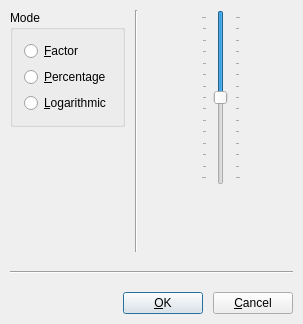
Old version of the form plugins/volume/VolumeDlg.ui in the repository KDE/kwave.
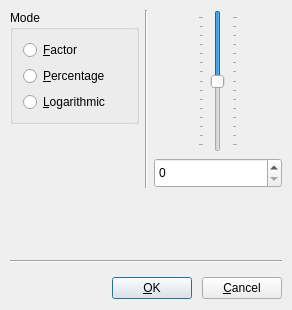
New version of the form. Custom widgets are drawn as their Qt base class.

Commit message:
volume plugin: show a little 'preview' for guessing the level
svn-id: https://kwave.svn.sourceforge.net/svnroot/kwave/trunk@2338 bbf32e5a-961d-0410-9e10-91f32741c31e

Diff of the .ui file:
```diff
--- a/plugins/volume/VolumeDlg.ui
+++ b/plugins/volume/VolumeDlg.ui
@@ -1,134 +1,40 @@
 <ui version="4.0" >
  <author>Thomas Eschenbacher &lt;Thomas.Eschenbacher@gmx.de></author>
  <class>VolumeDlg</class>
- <widget class="QDialog" name="VolumeDlg" >
-  <property name="geometry" >
+ <widget class="QDialog" name="VolumeDlg">
+  <property name="windowModality">
+   <enum>Qt::ApplicationModal</enum>
+  </property>
+  <property name="geometry">
    <rect>
     <x>0</x>
     <y>0</y>
-    <width>303</width>
-    <height>324</height>
+    <width>292</width>
+    <height>310</height>
    </rect>
   </property>
-  <property name="sizePolicy" >
-   <sizepolicy vsizetype="Preferred" hsizetype="Fixed" >
-    <horstretch>0</horstretch>
-    <verstretch>0</verstretch>
-   </sizepolicy>
-  </property>
-  <property name="windowTitle" >
+  <property name="windowTitle">
    <string>Volume</string>
   </property>
-  <property name="sizeGripEnabled" >
-   <bool>false</bool>
-  </property>
-  <layout class="QGridLayout" >
-   <property name="leftMargin" >
+  <layout class="QGridLayout" name="gridLayout">
+   <property name="leftMargin">
     <number>10</number>
    </property>
-   <property name="topMargin" >
+   <property name="topMargin">
     <number>10</number>
    </property>
-   <property name="rightMargin" >
+   <property name="rightMargin">
     <number>10</number>
    </property>
-   <property name="bottomMargin" >
-    <number>10</number>
-   </property>
-   <property name="horizontalSpacing" >
-    <number>10</number>
-   </property>
-   <property name="verticalSpacing" >
-    <number>10</number>
-   </property>
-   <item row="3" column="0" colspan="3" >
-    <widget class="Line" name="Line1" >
-     <property name="minimumSize" >
-      <size>
-       <width>0</width>
-       <height>20</height>
-      </size>
-     </property>
-     <property name="frameShape" >
-      <enum>QFrame::HLine</enum>
-     </property>
-     <property name="frameShadow" >
-      <enum>QFrame::Sunken</enum>
-     </property>
-    </widget>
-   </item>
-   <item row="4" column="0" colspan="3" >
-    <layout class="QHBoxLayout" >
-     <property name="spacing" >
-      <number>10</number>
-     </property>
-     <property name="leftMargin" >
-      <number>0</number>
-     </property>
-     <property name="topMargin" >
-      <number>0</number>
-     </property>
-     <property name="rightMargin" >
-      <number>0</number>
-     </property>
-     <property name="bottomMargin" >
-      <number>0</number>
-     </property>
+   <item row="0" column="0">
+    <layout class="QVBoxLayout" name="verticalLayout_2">
+     <property name="sizeConstraint">
+      <enum>QLayout::SetMinimumSize</enum>
+     </property>
      <item>
-      <spacer>
-       <property name="orientation" >
-        <enum>Qt::Horizontal</enum>
-       </property>
-       <property name="sizeType" >
-        <enum>QSizePolicy::Expanding</enum>
-       </property>
-       <property name="sizeHint" >
-        <size>
-         <width>81</width>
-         <height>0</height>
-        </size>
-       </property>
-      </spacer>
-     </item>
-     <item>
-      <widget class="QPushButton" name="btOK" >
-       <property name="text" >
-        <string>&amp;OK</string>
-       </property>
-       <property name="default" >
-        <bool>true</bool>
-       </property>
-      </widget>
-     </item>
-     <item>
-      <widget class="QPushButton" name="btCancel" >
-       <property name="text" >
-        <string>&amp;Cancel</string>
-       </property>
-      </widget>
-     </item>
-    </layout>
-   </item>
-   <item rowspan="2" row="1" column="0" >
-    <spacer>
-     <property name="orientation" >
-      <enum>Qt::Vertical</enum>
-     </property>
-     <property name="sizeType" >
-      <enum>QSizePolicy::Expanding</enum>
-     </property>
-     <property name="sizeHint" >
-      <size>
-       <width>0</width>
-       <height>92</height>
-      </size>
-     </property>
-    </spacer>
-   </item>
-   <item row="0" column="0" >
-    <widget class="QGroupBox" name="ButtonGroup1" >
-     <property name="sizePolicy" >
-      <sizepolicy vsizetype="Fixed" hsizetype="Fixed" >
+      <widget class="QGroupBox" name="ButtonGroup1">
+       <property name="sizePolicy">
+        <sizepolicy hsizetype="MinimumExpanding" vsizetype="Minimum">
        <horstretch>0</horstretch>
        <verstretch>0</verstretch>
       </sizepolicy>
@@ -136,26 +42,20 @@
      <property name="title" >
       <string>Mode</string>
      </property>
-     <layout class="QVBoxLayout" >
-      <property name="spacing" >
-       <number>6</number>
-      </property>
-      <property name="leftMargin" >
-       <number>11</number>
-      </property>
-      <property name="topMargin" >
-       <number>11</number>
-      </property>
-      <property name="rightMargin" >
-       <number>11</number>
-      </property>
-      <property name="bottomMargin" >
-       <number>11</number>
+       <layout class="QVBoxLayout" name="verticalLayout">
+        <property name="leftMargin">
+         <number>10</number>
+        </property>
+        <property name="topMargin">
+         <number>10</number>
+        </property>
+        <property name="rightMargin">
+         <number>10</number>
       </property>
       <item>
-       <widget class="QRadioButton" name="rbFactor" >
-        <property name="sizePolicy" >
-         <sizepolicy vsizetype="Fixed" hsizetype="Fixed" >
+         <widget class="QRadioButton" name="rbFactor">
+          <property name="sizePolicy">
+           <sizepolicy hsizetype="MinimumExpanding" vsizetype="Preferred">
           <horstretch>0</horstretch>
           <verstretch>0</verstretch>
          </sizepolicy>
@@ -173,9 +73,9 @@
        </widget>
       </item>
       <item>
-       <widget class="QRadioButton" name="rbPercentage" >
-        <property name="sizePolicy" >
-         <sizepolicy vsizetype="Fixed" hsizetype="Fixed" >
+         <widget class="QRadioButton" name="rbPercentage">
+          <property name="sizePolicy">
+           <sizepolicy hsizetype="MinimumExpanding" vsizetype="Preferred">
           <horstretch>0</horstretch>
           <verstretch>0</verstretch>
          </sizepolicy>
@@ -193,9 +93,9 @@
        </widget>
       </item>
       <item>
-       <widget class="QRadioButton" name="rbLogarithmic" >
-        <property name="sizePolicy" >
-         <sizepolicy vsizetype="Fixed" hsizetype="Fixed" >
+         <widget class="QRadioButton" name="rbLogarithmic">
+          <property name="sizePolicy">
+           <sizepolicy hsizetype="MinimumExpanding" vsizetype="Preferred">
           <horstretch>0</horstretch>
           <verstretch>0</verstretch>
          </sizepolicy>
@@ -218,15 +118,45 @@
      </layout>
     </widget>
    </item>
-   <item rowspan="3" row="0" column="1" >
-    <widget class="Line" name="Line1_2" >
-     <property name="minimumSize" >
+     <item>
+      <spacer name="spacer">
+       <property name="orientation">
+        <enum>Qt::Vertical</enum>
+       </property>
+       <property name="sizeType">
+        <enum>QSizePolicy::Expanding</enum>
+       </property>
+       <property name="sizeHint" stdset="0">
+        <size>
+         <width>20</width>
+         <height>40</height>
+        </size>
+       </property>
+      </spacer>
+     </item>
+    </layout>
+   </item>
+   <item row="0" column="1">
+    <widget class="Line" name="Line1_2">
+     <property name="sizePolicy">
+      <sizepolicy hsizetype="Fixed" vsizetype="MinimumExpanding">
+       <horstretch>0</horstretch>
+       <verstretch>0</verstretch>
+      </sizepolicy>
+     </property>
+     <property name="minimumSize">
       <size>
        <width>0</width>
        <height>20</height>
       </size>
      </property>
-     <property name="frameShape" >
+     <property name="maximumSize">
+      <size>
+       <width>100</width>
+       <height>500</height>
+      </size>
+     </property>
+     <property name="frameShape">
       <enum>QFrame::VLine</enum>
      </property>
      <property name="frameShadow" >
@@ -234,21 +164,14 @@
      </property>
     </widget>
    </item>
-   <item rowspan="2" row="0" column="2" >
-    <layout class="QHBoxLayout" >
-     <property name="spacing" >
+   <item row="0" column="2">
+    <layout class="QVBoxLayout" name="verticalLayout_3" stretch="5,5">
+     <item>
+      <layout class="QHBoxLayout" stretch="100,100,100">
+       <property name="spacing">
       <number>10</number>
      </property>
-     <property name="leftMargin" >
-      <number>0</number>
-     </property>
-     <property name="topMargin" >
-      <number>0</number>
-     </property>
-     <property name="rightMargin" >
-      <number>0</number>
-     </property>
-     <property name="bottomMargin" >
+       <property name="margin">
       <number>0</number>
      </property>
      <item>
@@ -256,10 +179,10 @@
        <property name="orientation" >
         <enum>Qt::Horizontal</enum>
        </property>
-       <property name="sizeType" >
+         <property name="sizeType">
         <enum>QSizePolicy::MinimumExpanding</enum>
        </property>
-       <property name="sizeHint" >
+         <property name="sizeHint" stdset="0">
         <size>
          <width>10</width>
          <height>20</height>
@@ -268,14 +191,14 @@
       </spacer>
      </item>
      <item>
-      <widget class="QSlider" name="slider" >
-       <property name="sizePolicy" >
-        <sizepolicy vsizetype="MinimumExpanding" hsizetype="Fixed" >
+        <widget class="QSlider" name="slider">
+         <property name="sizePolicy">
+          <sizepolicy hsizetype="Fixed" vsizetype="Expanding">
          <horstretch>0</horstretch>
-         <verstretch>0</verstretch>
-        </sizepolicy>
-       </property>
-       <property name="minimumSize" >
+           <verstretch>100</verstretch>
+          </sizepolicy>
+         </property>
+         <property name="minimumSize">
         <size>
          <width>40</width>
          <height>100</height>
@@ -312,13 +235,13 @@
      </item>
      <item>
       <spacer>
-       <property name="orientation" >
+         <property name="orientation">
         <enum>Qt::Horizontal</enum>
        </property>
-       <property name="sizeType" >
+         <property name="sizeType">
         <enum>QSizePolicy::MinimumExpanding</enum>
        </property>
-       <property name="sizeHint" >
+         <property name="sizeHint" stdset="0">
         <size>
          <width>10</width>
          <height>20</height>
@@ -328,22 +251,133 @@
      </item>
     </layout>
    </item>
-   <item row="2" column="2" >
-    <widget class="InvertableSpinBox" native="1" name="spinbox" >
-     <property name="toolTip" >
+     <item>
+      <widget class="InvertableSpinBox" name="spinbox">
+       <property name="sizePolicy">
+        <sizepolicy hsizetype="MinimumExpanding" vsizetype="Fixed">
+         <horstretch>0</horstretch>
+         <verstretch>0</verstretch>
+        </sizepolicy>
+       </property>
+       <property name="minimumSize">
+        <size>
+         <width>40</width>
+         <height>30</height>
+        </size>
+       </property>
+       <property name="toolTip">
       <string>Volume</string>
      </property>
     </widget>
    </item>
   </layout>
- </widget>
- <layoutdefault spacing="10" margin="10" />
+   </item>
+   <item row="1" column="0" colspan="3">
+    <widget class="ImageView" name="preview" native="true">
+     <property name="sizePolicy">
+      <sizepolicy hsizetype="MinimumExpanding" vsizetype="Fixed">
+       <horstretch>0</horstretch>
+       <verstretch>0</verstretch>
+      </sizepolicy>
+     </property>
+     <property name="minimumSize">
+      <size>
+       <width>0</width>
+       <height>51</height>
+      </size>
+     </property>
+    </widget>
+   </item>
+   <item row="2" column="0" colspan="3">
+    <widget class="Line" name="Line1">
+     <property name="sizePolicy">
+      <sizepolicy hsizetype="MinimumExpanding" vsizetype="Fixed">
+       <horstretch>0</horstretch>
+       <verstretch>0</verstretch>
+      </sizepolicy>
+     </property>
+     <property name="minimumSize">
+      <size>
+       <width>0</width>
+       <height>20</height>
+      </size>
+     </property>
+     <property name="frameShape">
+      <enum>QFrame::HLine</enum>
+     </property>
+     <property name="frameShadow">
+      <enum>QFrame::Sunken</enum>
+     </property>
+    </widget>
+   </item>
+   <item row="3" column="0" colspan="3">
+    <layout class="QHBoxLayout" name="_2">
+     <property name="spacing">
+      <number>10</number>
+     </property>
+     <property name="margin">
+      <number>0</number>
+     </property>
+     <item>
+      <spacer>
+       <property name="orientation">
+        <enum>Qt::Horizontal</enum>
+       </property>
+       <property name="sizeType">
+        <enum>QSizePolicy::Expanding</enum>
+       </property>
+       <property name="sizeHint" stdset="0">
+        <size>
+         <width>100</width>
+         <height>0</height>
+        </size>
+       </property>
+      </spacer>
+     </item>
+     <item>
+      <widget class="QPushButton" name="btOK">
+       <property name="sizePolicy">
+        <sizepolicy hsizetype="Preferred" vsizetype="Preferred">
+         <horstretch>0</horstretch>
+         <verstretch>0</verstretch>
+        </sizepolicy>
+       </property>
+       <property name="text">
+        <string>&amp;OK</string>
+       </property>
+       <property name="default">
+        <bool>true</bool>
+       </property>
+      </widget>
+     </item>
+     <item>
+      <widget class="QPushButton" name="btCancel">
+       <property name="sizePolicy">
+        <sizepolicy hsizetype="Preferred" vsizetype="Preferred">
+         <horstretch>0</horstretch>
+         <verstretch>0</verstretch>
+        </sizepolicy>
+       </property>
+       <property name="text">
+        <string>&amp;Cancel</string>
+       </property>
+      </widget>
+     </item>
+    </layout>
+   </item>
+  </layout>
+ </widget>
  <customwidgets>
   <customwidget>
    <class>InvertableSpinBox</class>
-   <extends>QWidget</extends>
+   <extends>QSpinBox</extends>
    <header>libgui/InvertableSpinBox.h</header>
   </customwidget>
+  <customwidget>
+   <class>ImageView</class>
+   <extends>QWidget</extends>
+   <header>libgui/ImageView.h</header>
+  </customwidget>
  </customwidgets>
  <tabstops>
   <tabstop>slider</tabstop>
```
Left out of the diff: 97 changed lines with no effect on the pictures. Lines whose indentation alone changed are shown as unchanged. The commit also changes 6 other files.
